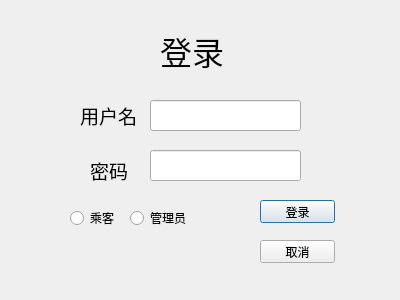
Old version of the form signindialog.ui in the repository BarryDeng/CPP_CurriculumDesign.
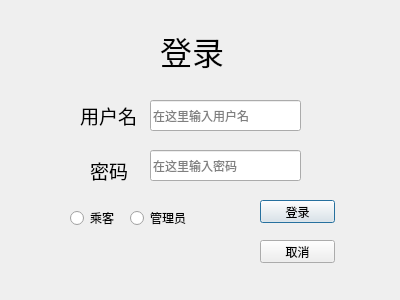
New version of the form.

The edit to the form file:
```diff
--- a/signindialog.ui
+++ b/signindialog.ui
@@ -41,6 +41,9 @@
      <height>31</height>
     </rect>
    </property>
+   <property name="placeholderText">
+    <string>在这里输入用户名</string>
+   </property>
   </widget>
   <widget class="QLineEdit" name="lineEdit_2">
    <property name="geometry">
@@ -51,6 +54,12 @@
      <height>31</height>
     </rect>
    </property>
+   <property name="echoMode">
+    <enum>QLineEdit::Password</enum>
+   </property>
+   <property name="placeholderText">
+    <string>在这里输入密码</string>
+   </property>
   </widget>
   <widget class="QLabel" name="label_2">
    <property name="geometry">
```
Left out of the diff: 2 changed lines with no effect on the pictures.
